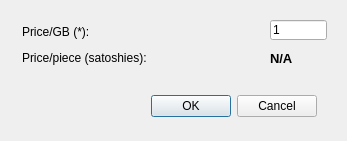
Above: views/gui/ui/SellerTorrentPluginConfigurationDialog.ui from RdeWilde/JoyStream before the change. Below: the same form after it.
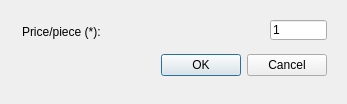
That is the form after the change.

```diff
--- a/views/gui/ui/SellerTorrentPluginConfigurationDialog.ui
+++ b/views/gui/ui/SellerTorrentPluginConfigurationDialog.ui
@@ -7,7 +7,7 @@
     <x>0</x>
     <y>0</y>
     <width>347</width>
-    <height>141</height>
+    <height>104</height>
    </rect>
   </property>
   <property name="windowTitle">
@@ -16,10 +16,10 @@
   <widget class="QDialogButtonBox" name="buttonBox">
    <property name="geometry">
     <rect>
-     <x>140</x>
-     <y>90</y>
-     <width>177</width>
-     <height>32</height>
+     <x>146</x>
+     <y>50</y>
+     <width>181</width>
+     <height>31</height>
     </rect>
    </property>
    <property name="orientation">
@@ -39,7 +39,7 @@
     </rect>
    </property>
    <property name="text">
-    <string>Price/GB (*):</string>
+    <string>Price/piece (*):</string>
    </property>
   </widget>
   <widget class="QLineEdit" name="minPriceLineEdit">
@@ -171,7 +171,7 @@
    <property name="geometry">
     <rect>
      <x>22</x>
-     <y>50</y>
+     <y>160</y>
      <width>231</width>
      <height>16</height>
     </rect>
@@ -184,7 +184,7 @@
    <property name="geometry">
     <rect>
      <x>270</x>
-     <y>50</y>
+     <y>160</y>
      <width>55</width>
      <height>16</height>
     </rect>
```
